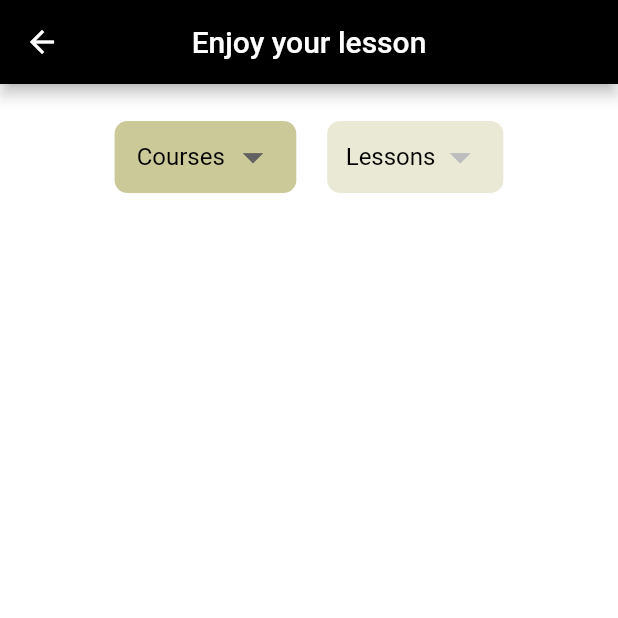
After one commit to ziad-ga/e-tutor, a Flutter app: the StudentLesson screen opened by its route, on a phone screen of 412 x 824 dp, the top half of it. The commit adds this screen. Run offline on Flutter 3.47's test engine with Material 2 defaults, Android fonts, the phone set to English and light mode, and no system bars; our stand-ins replace flutter_screenutil.

Commit message:
Added student lesson page and some small changes.

```diff
--- a/lib/global.dart
+++ b/lib/global.dart
@@ -14,6 +14,14 @@ AppBar myAppBar = AppBar(
   backgroundColor: const Color(0xFF000000),
   centerTitle: true,
 );
+
+AppBar createAppBar(String s) {
+  return AppBar(
+    title: Text(s),
+    backgroundColor: const Color(0xFF000000),
+    centerTitle: true,
+  );
+}
 
 //COLORS
 const Color MY_BACKGROUND_COLOR = Color(0xE9FFFFFF),
--- a/lib/main.dart
+++ b/lib/main.dart
@@ -4,9 +4,10 @@ import 'package:etutor_project/pages/AddLesson.dart';
 import 'package:etutor_project/pages/AddQuestion.dart';
 import 'package:etutor_project/pages/EditLesson.dart';
 import 'package:etutor_project/pages/EditQuestion.dart';
+import 'package:etutor_project/pages/StudentQuiz.dart';
 import 'package:flutter/material.dart';
 import 'package:etutor_project/pages/Home.dart';
-import 'package:etutor_project/pages/StudentMenu.dart';
+import 'package:etutor_project/pages/StudentLesson.dart';
 import 'package:etutor_project/pages/TeacherMenu.dart';
 import 'package:flutter_screenutil/flutter_screenutil.dart';
 
@@ -22,7 +23,8 @@ class MyApp extends StatelessWidget {
         initialRoute: '/',
         routes: {
           '/': (context) => const Home(),
-          '/StudentMenu': (context) => const StudentMenu(),
+          '/StudentLesson': (context) => const StudentLesson(),
+          '/StudentLesson/StudentQuiz': (context) => const StudentQuiz(),
           '/TeacherMenu': (context) => const TeacherMenu(),
           '/TeacherMenu/AddQuestion': (context) => const AddQuestion(),
           '/TeacherMenu/EditQuestion': (context) => const EditQuestion(),
--- a/lib/pages/AddLesson.dart
+++ b/lib/pages/AddLesson.dart
@@ -30,7 +30,7 @@ class _AddLessonState extends State<AddLesson> {
   @override
   Widget build(BuildContext context) {
     return Scaffold(
-        appBar: myAppBar,
+        appBar: createAppBar('Enjoy your lesson'),
         backgroundColor: MY_BACKGROUND_COLOR,
         body: SingleChildScrollView(
           child: Padding(
--- a/lib/pages/EditQuestion.dart
+++ b/lib/pages/EditQuestion.dart
@@ -197,9 +197,7 @@ class _EditQuestionState extends State<EditQuestion> {
                     for (var controller in _optionControllerList) {
                       controller.clear();
                     }
-                  } else {
-
-                  }
+                  } else {}
                 });
                 _questionController.clear();
                 _answerController.clear();
--- a/lib/pages/Home.dart
+++ b/lib/pages/Home.dart
@@ -86,7 +86,7 @@ class _HomeState extends State<Home> {
                       //Student Button
                       IconButton(
                         onPressed: () {
-                          Navigator.pushNamed(context, '/StudentMenu');
+                          Navigator.pushNamed(context, '/StudentLesson');
                         },
                         padding: EdgeInsets.zero,
                         hoverColor: Colors.lightBlueAccent[100],
--- /dev/null
+++ b/lib/pages/StudentLesson.dart
@@ -0,0 +1,156 @@
+// ignore_for_file: file_names, prefer_const_literals_to_create_immutables
+
+import 'dart:collection';
+import 'package:flutter/material.dart';
+import 'package:etutor_project/global.dart';
+import 'package:flutter_screenutil/flutter_screenutil.dart';
+import 'package:etutor_project/Lesson.dart';
+import 'package:etutor_project/Course.dart';
+
+class StudentLesson extends StatefulWidget {
+  const StudentLesson({Key? key}) : super(key: key);
+
+  @override
+  _StudentLessonState createState() => _StudentLessonState();
+}
+
+class _StudentLessonState extends State<StudentLesson> {
+  bool _showLessonButton = false, _showLesson = false;
+  String? _courseValue, _lessonValue;
+  Course? _courseChoice;
+  Lesson? _lessonChoice;
+
+  // ignore: prefer_final_fields
+  List<String> _lessonList = [];
+
+  // ignore: prefer_final_fields
+  HashMap _lessonMap = HashMap<String, Lesson>();
+
+  @override
+  Widget build(BuildContext context) {
+    return Scaffold(
+        appBar: createAppBar('Enjoy your lesson'),
+        backgroundColor: MY_BACKGROUND_COLOR,
+        body: SingleChildScrollView(
+          child: Padding(
+            padding: myPadding,
+            child: Column(
+              children: [
+                Row(mainAxisAlignment: MainAxisAlignment.center, children: [
+                  //Choose course button
+                  createMenu('Courses', courseNames, _courseValue,
+                      (String? newValue) {
+                    setState(() {
+                      _courseValue = newValue;
+                      _courseChoice = courseMap![newValue];
+                      _lessonList.clear();
+                      _lessonMap.clear();
+                      _lessonValue = null;
+                      _showLesson = false;
+                      int count = 1;
+                      for (var lesson in _courseChoice!.lessonList) {
+                        _lessonList.add('Lesson $count');
+                        _lessonMap['Lesson $count'] = lesson;
+                        count++;
+                      }
+                      _showLessonButton = true;
+                    });
+                  }, true),
+
+                  SizedBox(
+                    width: 0.05.sw,
+                  ),
+
+                  //Choose lesson to show button
+                  createMenu('Lessons', _lessonList, _lessonValue,
+                      (String? newValue) {
+                    setState(() {
+                      _lessonValue = newValue;
+                      _lessonChoice = _lessonMap[newValue];
+                      _showLesson = true;
+                    });
+                  }, _showLessonButton)
+                ]),
+                SizedBox(
+                  height: 0.03.sh,
+                ),
+                Visibility(
+                    visible: _showLesson,
+                    child: Column(
+                      children: [
+                        DecoratedBox(
+                          decoration: BoxDecoration(
+                            borderRadius: BorderRadius.circular(100.sp),
+                            color: Colors.black,
+                          ),
+                          child: SizedBox(
+                            width: 0.5.sw,
+                            height: 0.08.sh,
+                            child: Center(
+                                child: Text(
+                              (_lessonChoice == null)
+                                  ? ''
+                                  : _lessonChoice!.title,
+                              style: TextStyle(
+                                  color: Colors.white, fontSize: 0.05.sw),
+                            )),
+                          ),
+                        ),
+                        DecoratedBox(
+                          decoration: const BoxDecoration(
+                            color: Colors.white,
+                          ),
+                          child: SizedBox(
+                            height: 0.45.sh,
+                            width: 0.8.sw,
+                            child: SingleChildScrollView(
+                              child: Padding(
+                                padding: myPadding,
+                                child: Center(
+                                  child: Text(
+                                    (_lessonChoice == null)
+                                        ? ''
+                                        : _lessonChoice!.content,
+                                    style: TextStyle(
+                                        color: Colors.black,
+                                        fontSize: 170.sp,
+                                        wordSpacing: 0.1,
+                                        fontWeight: FontWeight.bold),
+                                  ),
+                                ),
+                              ),
+                            ),
+                          ),
+                        ),
+                        SizedBox(
+                          height: 0.02.sh,
+                        ),
+                        Align(
+                            alignment: Alignment.centerRight,
+                            child: createQuizButton()),
+                      ],
+                    ))
+              ],
+            ),
+          ),
+        ));
+  }
+
+  //Create quiz button
+  ElevatedButton createQuizButton() {
+    return ElevatedButton(
+        onPressed: () {
+          Navigator.pushNamed(context, '/StudentLesson/StudentQuiz');
+        },
+        style: ElevatedButton.styleFrom(
+            fixedSize: Size(0.3.sw, 0.08.sh),
+            primary: const Color(0xFF000000),
+            shape: RoundedRectangleBorder(borderRadius: MY_BORDER_RADIUS)),
+        child: const Center(
+          child: Text(
+            'Quiz',
+            style: TextStyle(color: Colors.white),
+          ),
+        ));
+  }
+}
--- a/pubspec.yaml
+++ b/pubspec.yaml
@@ -31,6 +31,7 @@ dependencies:
     sdk: flutter
   google_fonts: ^2.1.0
   flutter_screenutil: ^5.0.2
+  marquee: ^2.2.0
 
 
   # The following adds the Cupertino Icons font to your application.
```
Also changed, not shown: lib/pages/StudentMenu.dart (deleted, +0 -29 lines), lib/pages/StudentQuiz.dart (added, +31 -0 lines), assets/sButton.png (deleted), assets/tButton.png (deleted), pubspec.lock.
